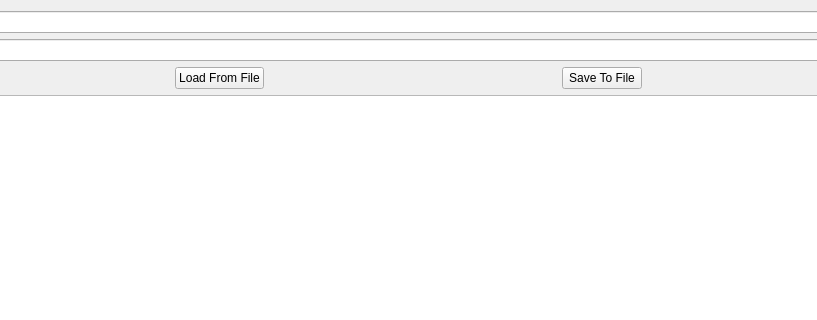
This is qtmonkey_gui.ui in Dushistov/qt_monkey as Qt 5 draws it before an edit; both pictures show x 169 to 986 and y 0 to 320 of the 1115 by 778 pixel window. The edited form follows.
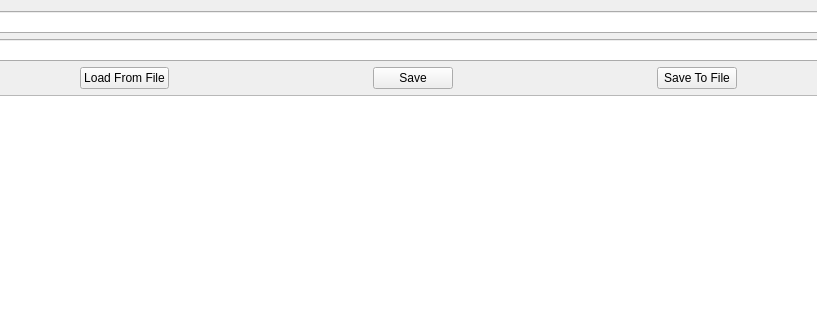
This is the edited form.

Patch:
```diff
--- a/qtmonkey_gui.ui
+++ b/qtmonkey_gui.ui
@@ -91,6 +91,26 @@
        </property>
       </widget>
      </item>
+     <item>
+      <spacer name="horizontalSpacer">
+       <property name="orientation">
+        <enum>Qt::Horizontal</enum>
+       </property>
+       <property name="sizeHint" stdset="0">
+        <size>
+         <width>40</width>
+         <height>20</height>
+        </size>
+       </property>
+      </spacer>
+     </item>
+     <item>
+      <widget class="QPushButton" name="pbSaveScript_">
+       <property name="text">
+        <string>Save</string>
+       </property>
+      </widget>
+     </item>
      <item>
       <spacer>
        <property name="orientation">
```
